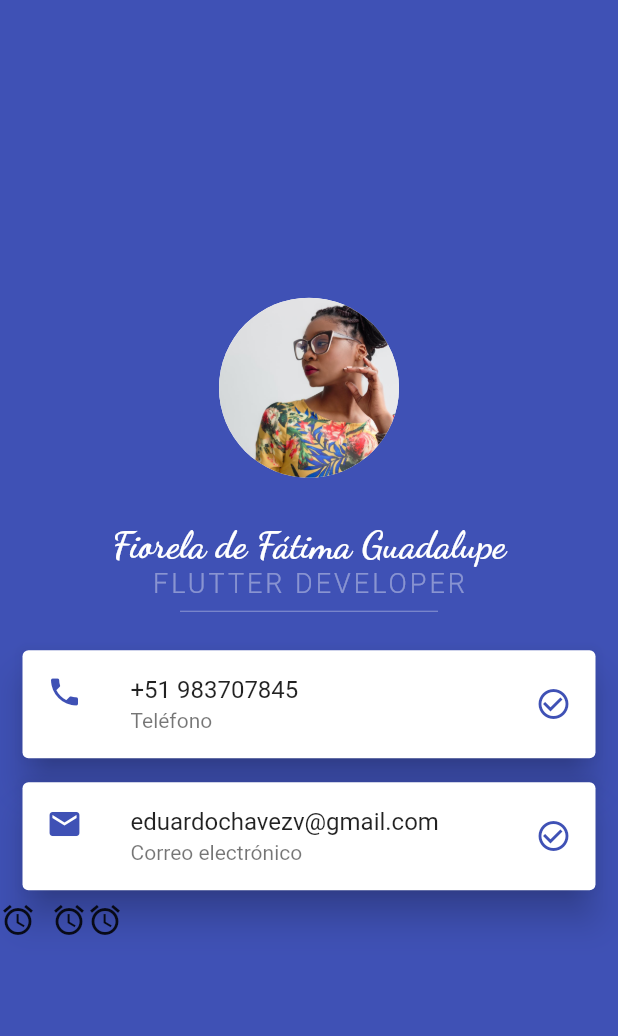
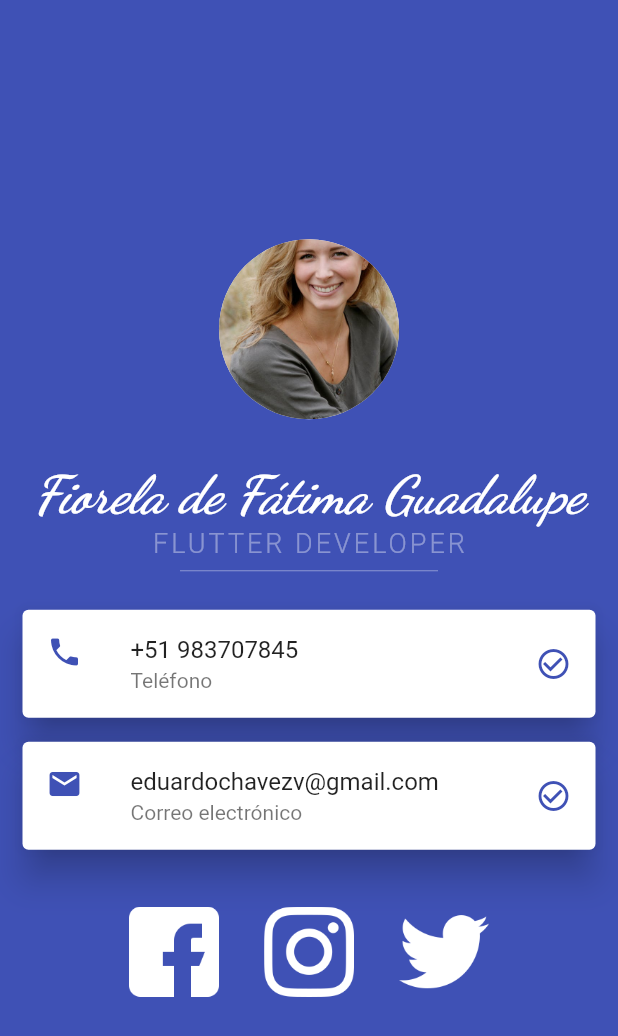
Before and after one commit to duducito15/app01_movil, a Flutter app: the screen it shows after launch, on a phone screen of 412 x 824 dp. Shown: the top 1036 px of the screen. Run offline on Flutter 3.47's test engine with Material 2 defaults, Android fonts, the phone set to English and light mode, and no system bars.

Commit message:
Final de proyecto

```diff
--- a/lib/main.dart
+++ b/lib/main.dart
@@ -16,7 +16,7 @@ class MyApp extends StatelessWidget {
             CircleAvatar(
               radius: 60.0,
               backgroundColor: Colors.white,
-              backgroundImage: AssetImage("assets/images/persona2.jpeg"),
+              backgroundImage: AssetImage("assets/images/persona1.jpeg"),
             ),
             SizedBox(
               height: 30.0,
@@ -25,9 +25,10 @@ class MyApp extends StatelessWidget {
               "Fiorela de Fátima Guadalupe",
               style: TextStyle(
                 color: Colors.white,
-                fontSize: 25.0,
-                fontWeight: FontWeight.bold,
+                fontSize: 35.0,
+                fontWeight: FontWeight.w800,
                 fontFamily: "Dancing",
+                fontStyle: FontStyle.italic,
               ),
             ),
             Text(
@@ -82,14 +83,30 @@ class MyApp extends StatelessWidget {
                 ),
               ),
             ),
+            SizedBox(
+              height: 30.0,
+            ),
             Row(
+              mainAxisAlignment: MainAxisAlignment.center,
               children: [
-                Icon(Icons.alarm),
+                Image.asset(
+                  "assets/images/facebook.png",
+                  height: 60.0,
+                ),
                 SizedBox(
-                  width: 10.0,
+                  width: 30.0,
                 ),
-                Icon(Icons.alarm),
-                Icon(Icons.alarm),
+                Image.asset(
+                  "assets/images/instagram.png",
+                  height: 60.0,
+                ),
+                SizedBox(
+                  width: 30.0,
+                ),
+                Image.asset(
+                  "assets/images/twitter.png",
+                  height: 60.0,
+                ),
               ],
             ),
           ],
--- a/pubspec.yaml
+++ b/pubspec.yaml
@@ -80,6 +80,9 @@ flutter:
     - family: Dancing
       fonts:
         - asset: assets/fonts/DancingScript-Bold.ttf
+        - asset: assets/fonts/DancingScript-Medium.ttf
+        - asset: assets/fonts/DancingScript-Regular.ttf
+        - asset: assets/fonts/DancingScript-SemiBold.ttf
   #       - asset: fonts/Schyler-Italic.ttf
   #         style: italic
   #   - family: Trajan Pro
```
Also changed, not shown: assets/images/facebook.png (added), assets/images/instagram.png (added), assets/images/twitter.png (added).
